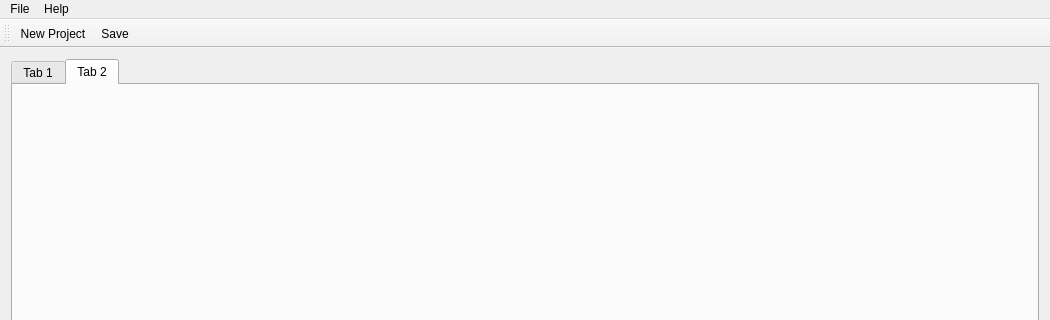
Before: the Qt Designer form main/mainwindow.ui in Asitha/Estima, drawn with Qt 5; both pictures show x 0 to 1050 and y 0 to 320 of the 1050 by 650 pixel window.
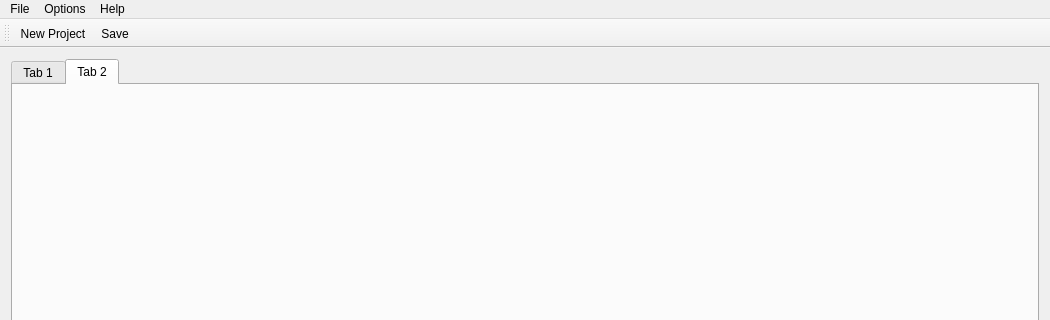
After: the same form once the commit is applied.

The edit to the form file:
```diff
--- a/main/mainwindow.ui
+++ b/main/mainwindow.ui
@@ -66,7 +66,15 @@
     <addaction name="actionAbout_Estima"/>
     <addaction name="actionAbout_Qt"/>
    </widget>
+   <widget class="QMenu" name="menuOptions">
+    <property name="title">
+     <string>Options</string>
+    </property>
+    <addaction name="actionResources"/>
+    <addaction name="actionItems"/>
+   </widget>
    <addaction name="menuFile"/>
+   <addaction name="menuOptions"/>
    <addaction name="menuHelp"/>
   </widget>
   <widget class="QStatusBar" name="statusBar"/>
```
Left out of the diff: 10 changed lines with no effect on the pictures.
